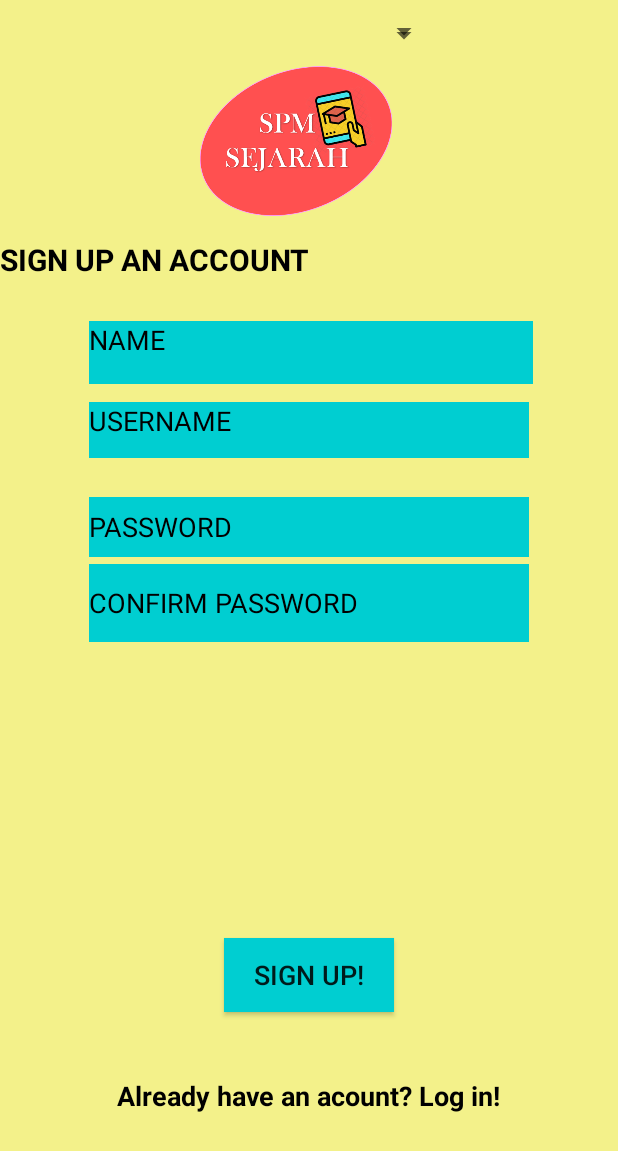
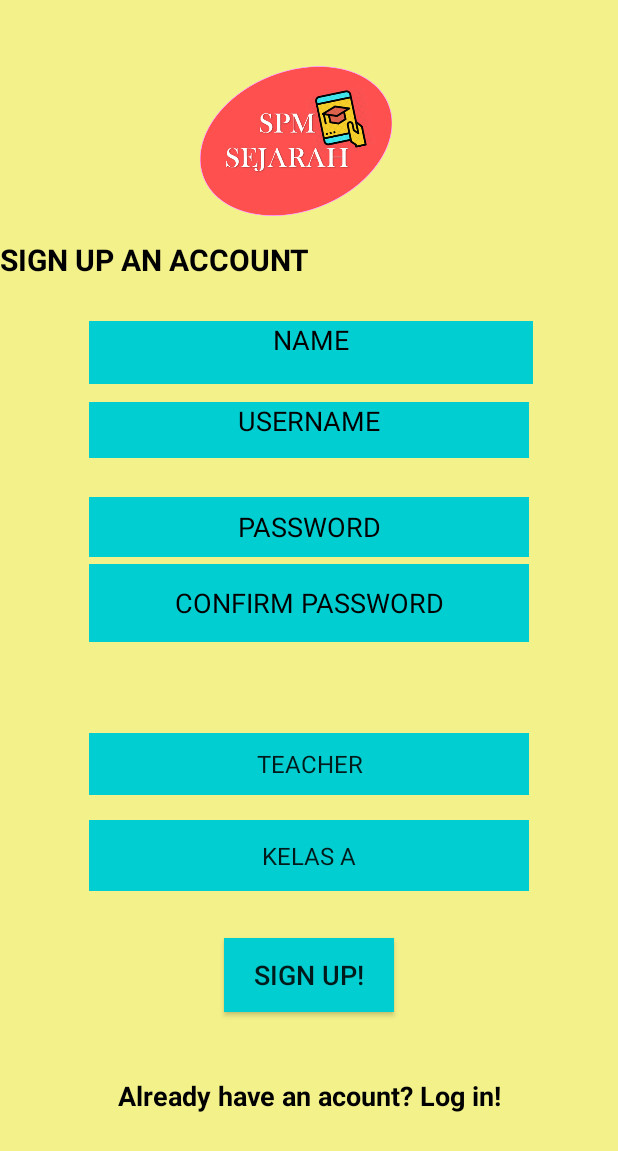
Before and after one commit to aiman-zaki/sejarah, an Android app: the layout activity_register.xml on its own in the app's theme, with its tools: preview values and no code run, on a phone screen of 412 x 824 dp. Shown: the top 1151 px of the screen. Run offline under Robolectric (Android 15) with nearby library versions, the phone set to English and light mode, and no system bars.

Commit message:
Interface Register

```diff
--- a/app/src/main/java/com/spm/sejarah/register.java
+++ b/app/src/main/java/com/spm/sejarah/register.java
@@ -2,13 +2,25 @@ package com.spm.sejarah;
 
 import androidx.appcompat.app.AppCompatActivity;
 
+import android.content.Context;
 import android.os.Bundle;
+import android.view.View;
+import android.widget.AdapterView;
+import android.widget.ArrayAdapter;
+import android.widget.Spinner;
+import android.widget.Toast;
 
-public class register extends AppCompatActivity {
+public abstract class register extends AppCompatActivity implements AdapterView.OnItemSelectedListener {
 
     @Override
     protected void onCreate(Bundle savedInstanceState) {
         super.onCreate(savedInstanceState);
         setContentView(R.layout.activity_register);
+
+        Spinner spinner = findViewById(R.id.spinner1);
+        Context context;
+        ArrayAdapter<CharSequence> adapter = ArrayAdapter.createFromResource(this, R.array.role, android.R.layout.simple_spinner_item);
+        adapter.setDropDownViewResource(android.R.layout.simple_spinner_dropdown_item);
+        spinner.setAdapter(adapter);
     }
 }
--- a/app/src/main/res/layout/activity_register.xml
+++ b/app/src/main/res/layout/activity_register.xml
@@ -56,7 +56,8 @@
         app:layout_constraintHorizontal_bias="0.0"
         app:layout_constraintStart_toStartOf="parent"
         app:layout_constraintTop_toBottomOf="@+id/textView"
-        app:layout_constraintVertical_bias="0.0" />
+        app:layout_constraintVertical_bias="0.0"
+        android:textAlignment="center"/>
 
     <TextView
         android:id="@+id/textView5"
@@ -74,7 +75,8 @@
         app:layout_constraintHorizontal_bias="0.0"
         app:layout_constraintStart_toStartOf="parent"
         app:layout_constraintTop_toTopOf="parent"
-        android:background="#00CED1"/>
+        android:background="#00CED1"
+        android:textAlignment="center"/>
 
     <EditText
         android:id="@+id/password"
@@ -96,7 +98,8 @@
         app:layout_constraintStart_toStartOf="parent"
         app:layout_constraintTop_toTopOf="parent"
         app:layout_constraintVertical_bias="0.156"
-        android:background="#00CED1"/>
+        android:background="#00CED1"
+        android:textAlignment="center"/>
 
     <EditText
         android:id="@+id/reenterpw"
@@ -118,7 +121,8 @@
         app:layout_constraintStart_toStartOf="parent"
         app:layout_constraintTop_toTopOf="parent"
         app:layout_constraintVertical_bias="0.074"
-        android:background="#00CED1"/>
+        android:background="#00CED1"
+        android:textAlignment="center"/>
 
     <Button
         android:id="@+id/button"
@@ -151,20 +155,44 @@
         app:layout_constraintEnd_toEndOf="parent"
         app:layout_constraintStart_toStartOf="parent"
         app:layout_constraintTop_toTopOf="parent"
-        app:layout_constraintVertical_bias="0.898" />
+        app:layout_constraintVertical_bias="0.898"
+        android:textAlignment="center"/>
 
     <Spinner
-        android:id="@+id/spinner"
+        android:id="@+id/spinner1"
         android:layout_width="293dp"
         android:layout_height="41dp"
-        tools:layout_editor_absoluteX="59dp"
-        tools:layout_editor_absoluteY="435dp" />
+        android:layout_marginStart="59dp"
+        android:layout_marginLeft="59dp"
+        android:layout_marginEnd="59dp"
+        android:layout_marginRight="59dp"
+        app:layout_constraintBottom_toBottomOf="parent"
+        app:layout_constraintEnd_toEndOf="parent"
+        app:layout_constraintHorizontal_bias="1.0"
+        app:layout_constraintStart_toStartOf="parent"
+        app:layout_constraintTop_toTopOf="parent"
+        app:layout_constraintVertical_bias="0.624"
+        android:entries="@array/role"
+        android:background="#00CED1"
+        android:textColor="#000000"
+        android:textSize="18sp"
+        android:textStyle="bold"
+        android:textAlignment="center"/>
 
     <Spinner
         android:id="@+id/spinner2"
         android:layout_width="293dp"
         android:layout_height="47dp"
-        tools:layout_editor_absoluteX="59dp"
-        tools:layout_editor_absoluteY="490dp" />
+        app:layout_constraintBottom_toBottomOf="parent"
+        app:layout_constraintEnd_toEndOf="parent"
+        app:layout_constraintStart_toStartOf="parent"
+        app:layout_constraintTop_toTopOf="parent"
+        app:layout_constraintVertical_bias="0.704"
+        android:entries="@array/kelas"
+        android:background="#00CED1"
+        android:textColor="#000000"
+        android:textSize="18sp"
+        android:textStyle="bold"
+        android:textAlignment="center"/>
 
 </androidx.constraintlayout.widget.ConstraintLayout>
--- a/app/src/main/res/values/strings.xml
+++ b/app/src/main/res/values/strings.xml
@@ -9,4 +9,17 @@
     <string name="invalid_username">Not a valid username</string>
     <string name="invalid_password">Password must be >5 characters</string>
     <string name="login_failed">"Login failed"</string>
+
+
+    <string-array name="role">
+        <item>TEACHER</item>
+        <item>STUDENT</item>
+    </string-array>
+
+    <string-array name="kelas">
+        <item>KELAS A</item>
+        <item>KELAS B</item>
+        <item>KELAS C</item>
+    </string-array>
+
 </resources>
```
